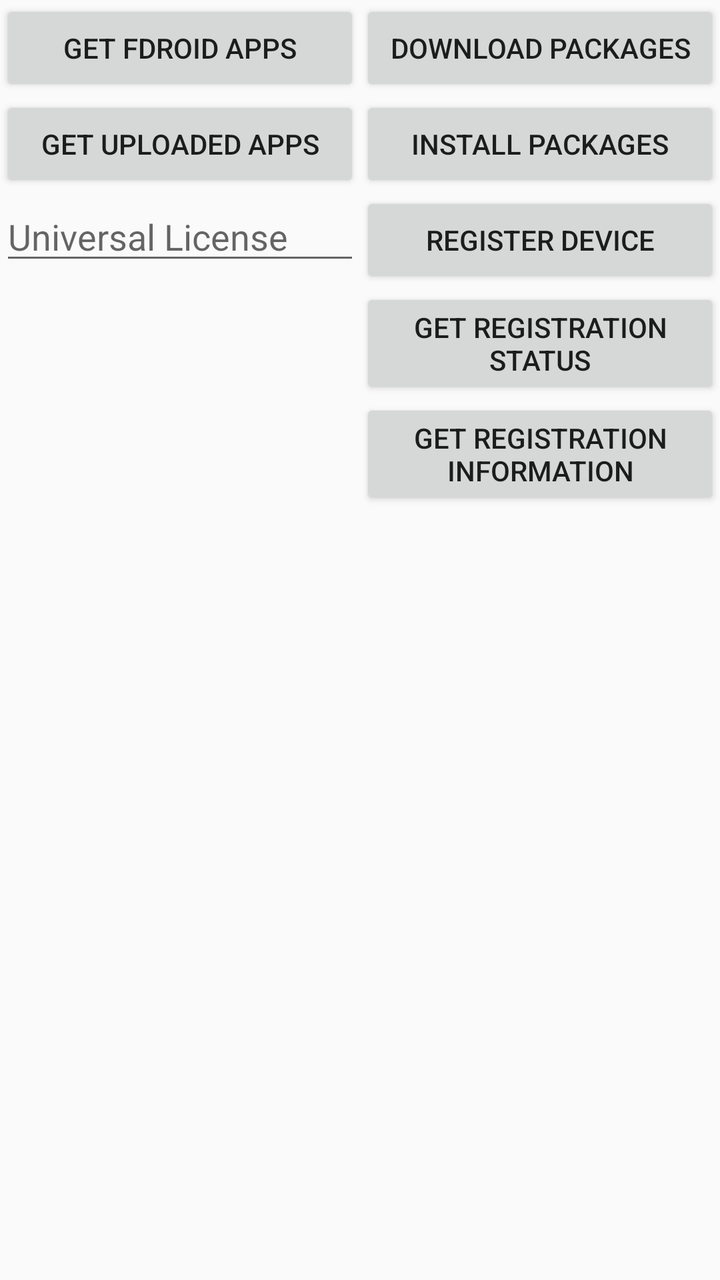
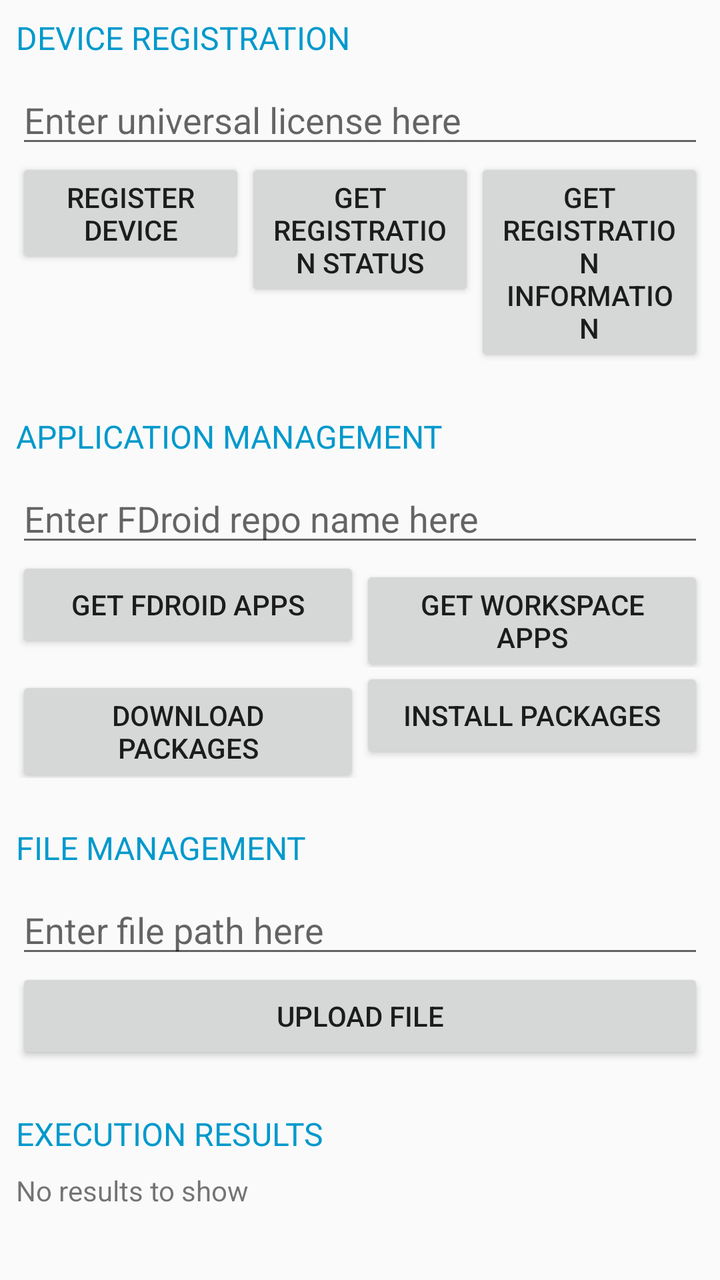

Before-and-after screenshots of an Android layout around one commit, followed by the original layout XML and the change that was made.
<!-- AndroidManifest.xml: application theme Theme.AppCompat.DayNight -->
<!-- res/layout/activity_main.xml -->
<?xml version="1.0" encoding="utf-8"?>
<LinearLayout xmlns:android="http://schemas.android.com/apk/res/android"
    android:layout_width="match_parent"
    android:layout_height="match_parent"
    android:orientation="vertical">

    <LinearLayout
        android:layout_width="match_parent"
        android:layout_height="wrap_content"
        android:orientation="horizontal">

        <LinearLayout
            android:layout_width="fill_parent"
            android:layout_height="wrap_content"
            android:orientation="vertical"
            android:layout_weight=".5">

            <Button
                android:id="@+id/getPackages"
                android:layout_width="fill_parent"
                android:layout_height="wrap_content"
                android:text="Get FDroid apps" />

            <Button
                android:id="@+id/getPackagesS3"
                android:layout_width="fill_parent"
                android:layout_height="wrap_content"
                android:text="Get uploaded apps" />

            <EditText
                android:id="@+id/universalLicense"
                android:layout_width="match_parent"
                android:layout_height="wrap_content"
                android:hint="Universal License" />

        </LinearLayout>

        <LinearLayout
            android:layout_width="fill_parent"
            android:layout_height="wrap_content"
            android:orientation="vertical"
            android:layout_weight=".5">

            <Button
                android:id="@+id/downloadPackages"
                android:layout_width="fill_parent"
                android:layout_height="wrap_content"
                android:text="Download Packages" />

            <Button
                android:id="@+id/installPackages"
                android:layout_width="fill_parent"
                android:layout_height="wrap_content"
                android:text="Install Packages" />

            <Button
                android:id="@+id/registerDevice"
                android:layout_width="fill_parent"
                android:layout_height="wrap_content"
                android:text="Register device" />

            <Button
                android:id="@+id/deviceStatus"
                android:layout_width="fill_parent"
                android:layout_height="wrap_content"
                android:text="Get registration status" />

            <Button
                android:id="@+id/registrationInformation"
                android:layout_width="match_parent"
                android:layout_height="wrap_content"
                android:text="Get registration information" />

        </LinearLayout>
    </LinearLayout>

    <ScrollView
        android:layout_width="match_parent"
        android:layout_height="match_parent">

        <LinearLayout
            android:id="@+id/scrollLayout"
            android:layout_width="match_parent"
            android:layout_height="wrap_content"
            android:orientation="vertical" />

    </ScrollView>

</LinearLayout>
<!-- resources referenced by this layout -->
<resources>

</resources>

<!-- the commit's change to res/layout/activity_main.xml (unified diff, before → after) -->
@@ -1,5 +1,5 @@
 <?xml version="1.0" encoding="utf-8"?>
-<LinearLayout xmlns:android="http://schemas.android.com/apk/res/android"
+<ScrollView xmlns:android="http://schemas.android.com/apk/res/android"
     android:layout_width="match_parent"
     android:layout_height="match_parent"
     android:orientation="vertical">
@@ -7,83 +7,142 @@
     <LinearLayout
         android:layout_width="match_parent"
         android:layout_height="wrap_content"
-        android:orientation="horizontal">
+        android:padding="8dp"
+        android:orientation="vertical">
+
+        <TextView style="@style/sectionHeader"
+            android:layout_marginTop="0dp"
+            android:layout_width="match_parent"
+            android:layout_height="wrap_content"
+            android:text="Device registration">
+        </TextView>
+
+        <EditText
+            android:id="@+id/universalLicense"
+            android:layout_width="match_parent"
+            android:layout_height="wrap_content"
+            android:hint="Enter universal license here" />
 
         <LinearLayout
-            android:layout_width="fill_parent"
+            android:layout_width="match_parent"
             android:layout_height="wrap_content"
-            android:orientation="vertical"
-            android:layout_weight=".5">
+            android:orientation="horizontal">
+
+            <Button
+                android:id="@+id/registerDevice"
+                android:layout_width="0dp"
+                android:layout_height="wrap_content"
+                android:layout_weight="1"
+                android:text="Register device" />
+
+            <Button
+                android:id="@+id/deviceStatus"
+                android:layout_width="0dp"
+                android:layout_height="wrap_content"
+                android:layout_weight="1"
+                android:text="Get registration status" />
+
+            <Button
+                android:id="@+id/registrationInformation"
+                android:layout_width="0dp"
+                android:layout_height="wrap_content"
+                android:layout_weight="1"
+                android:text="Get registration information" />
+
+        </LinearLayout>
+
+        <TextView style="@style/sectionHeader"
+            android:layout_width="match_parent"
+            android:layout_height="wrap_content"
+            android:text="Application management">
+        </TextView>
+
+        <EditText
+            android:id="@+id/fdroidRepoName"
+            android:layout_width="match_parent"
+            android:layout_height="wrap_content"
+            android:hint="Enter FDroid repo name here" />
+
+        <LinearLayout
+            android:layout_width="match_parent"
+            android:layout_height="wrap_content"
+            android:orientation="horizontal">
 
             <Button
                 android:id="@+id/getPackages"
-                android:layout_width="fill_parent"
+                android:layout_width="0dp"
                 android:layout_height="wrap_content"
+                android:layout_weight="1"
                 android:text="Get FDroid apps" />
 
             <Button
                 android:id="@+id/getPackagesS3"
-                android:layout_width="fill_parent"
+                android:layout_width="0dp"
                 android:layout_height="wrap_content"
-                android:text="Get uploaded apps" />
-
-            <EditText
-                android:id="@+id/universalLicense"
-                android:layout_width="match_parent"
-                android:layout_height="wrap_content"
-                android:hint="Universal License" />
+                android:layout_weight="1"
+                android:text="Get workspace apps" />
 
         </LinearLayout>
 
         <LinearLayout
-            android:layout_width="fill_parent"
+            android:layout_width="match_parent"
             android:layout_height="wrap_content"
-            android:orientation="vertical"
-            android:layout_weight=".5">
+            android:orientation="horizontal">
 
             <Button
                 android:id="@+id/downloadPackages"
-                android:layout_width="fill_parent"
+                android:layout_width="0dp"
                 android:layout_height="wrap_content"
-                android:text="Download Packages" />
+                android:layout_weight="1"
+                android:text="Download packages" />
 
             <Button
                 android:id="@+id/installPackages"
-                android:layout_width="fill_parent"
+                android:layout_width="0dp"
                 android:layout_height="wrap_content"
-                android:text="Install Packages" />
-
-            <Button
-                android:id="@+id/registerDevice"
-                android:layout_width="fill_parent"
-                android:layout_height="wrap_content"
-                android:text="Register device" />
-
-            <Button
-                android:id="@+id/deviceStatus"
-                android:layout_width="fill_parent"
-                android:layout_height="wrap_content"
-                android:text="Get registration status" />
-
-            <Button
-                android:id="@+id/registrationInformation"
-                android:layout_width="match_parent"
-                android:layout_height="wrap_content"
-                android:text="Get registration information" />
+                android:layout_weight="1"
+                android:text="Install packages" />
 
         </LinearLayout>
-    </LinearLayout>
 
-    <ScrollView
-        android:layout_width="match_parent"
-        android:layout_height="match_parent">
+        <TextView style="@style/sectionHeader"
+            android:layout_width="match_parent"
+            android:layout_height="wrap_content"
+            android:text="File management">
+        </TextView>
+
+        <EditText
+            android:id="@+id/filePath"
+            android:layout_width="match_parent"
+            android:layout_height="wrap_content"
+            android:hint="Enter file path here" />
+
+        <Button
+            android:id="@+id/uploadFile"
+            android:layout_width="match_parent"
+            android:layout_height="wrap_content"
+            android:text="Upload file" />
+
+        <TextView style="@style/sectionHeader"
+            android:layout_width="match_parent"
+            android:layout_height="wrap_content"
+            android:text="Execution results">
+        </TextView>
 
         <LinearLayout
             android:id="@+id/scrollLayout"
             android:layout_width="match_parent"
             android:layout_height="wrap_content"
-            android:orientation="vertical" />
+            android:orientation="vertical">
 
-    </ScrollView>
+            <TextView
+                android:layout_width="wrap_content"
+                android:layout_height="wrap_content"
+                android:text="No results to show">
+            </TextView>
 
-</LinearLayout>
+        </LinearLayout>
+
+    </LinearLayout>
+
+</ScrollView>
<!-- resource entries referenced after the edit -->
@@ -1,5 +1,11 @@
 <!-- resources referenced by this layout -->
 <resources>
-
+  <style name="sectionHeader">
+          <item name="android:layout_marginTop">24dp</item>
+          <item name="android:layout_marginBottom">8dp</item>
+          <item name="android:textAllCaps">true</item>
+          <item name="android:textColor">@android:color/holo_blue_dark</item>
+          <item name="android:textSize">16sp</item>
+      </style>
 </resources>
 
